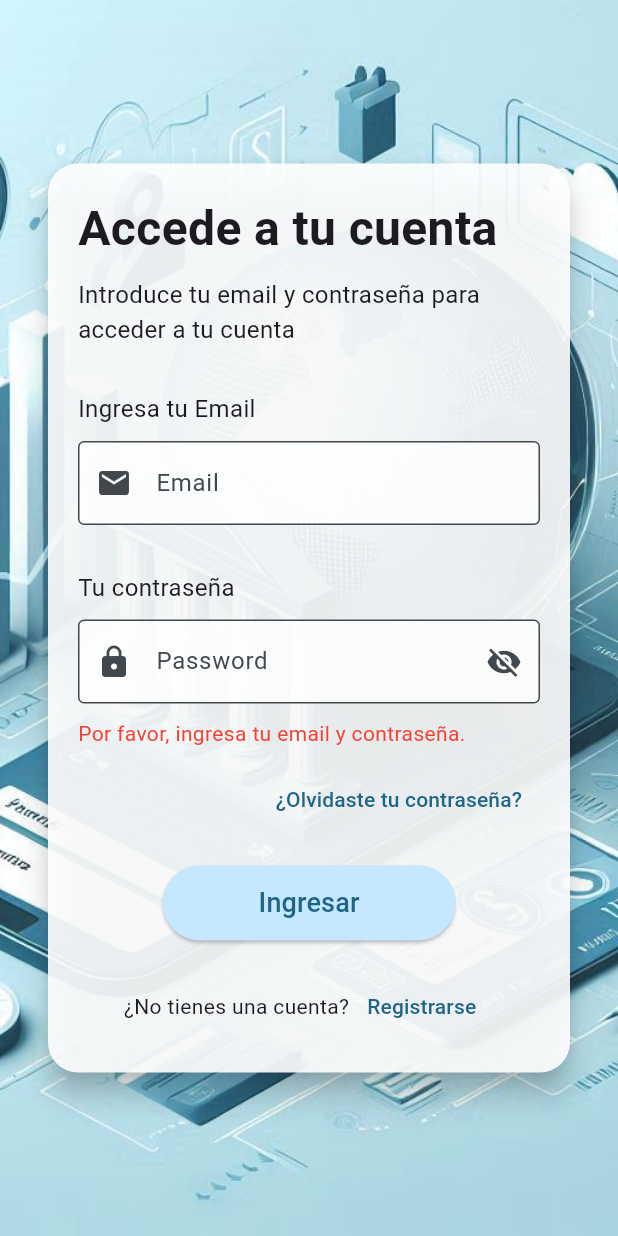
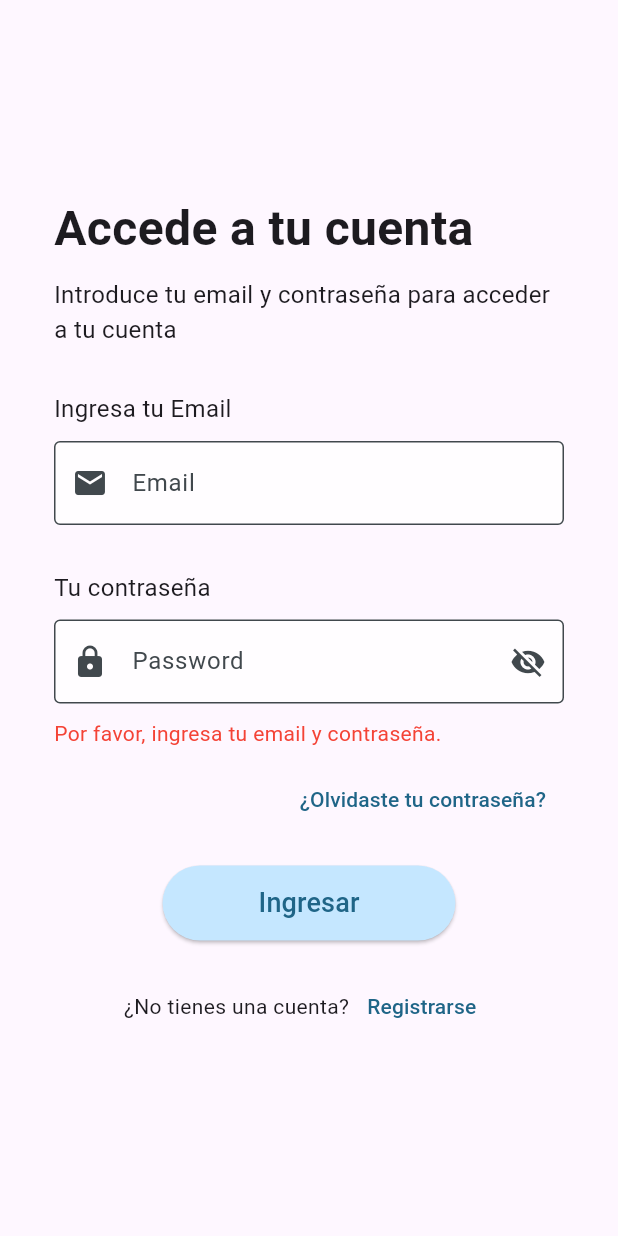
Before and after one commit to cvlciifer/app_wallet, a Flutter app: the screen it shows after launch, after a tap on "Ingresar", on a phone screen of 412 x 824 dp. Run offline on Flutter 3.47's test engine with Material 3 defaults, Android fonts, the phone set to English and light mode, and no system bars; our stand-ins replace cloud_firestore, firebase_auth, firebase_core, fl_chart; accounts and stored records are empty.

Commit message:
change login

```diff
--- a/lib/screens/inicio.dart
+++ b/lib/screens/inicio.dart
@@ -1,74 +1,81 @@
 import 'dart:async';
 import 'package:flutter/material.dart';
-import 'package:font_awesome_flutter/font_awesome_flutter.dart';
 import 'package:app_wallet/screens/logIn.dart';
 
-class WelcomeScreen extends StatelessWidget {
+class WelcomeScreen extends StatefulWidget {
   const WelcomeScreen({Key? key}) : super(key: key);
 
   @override
-  Widget build(BuildContext context) {
-    Future.delayed(const Duration(seconds: 3), () {
+  State<WelcomeScreen> createState() => _WelcomeScreenState();
+}
+
+class _WelcomeScreenState extends State<WelcomeScreen>
+    with SingleTickerProviderStateMixin {
+  late AnimationController _animationController;
+  late Animation<double> _rotationAnimation;
+
+  @override
+  void initState() {
+    super.initState();
+
+    // Configurar la animación de rotación
+    _animationController = AnimationController(
+      duration: const Duration(seconds: 2),
+      vsync: this,
+    );
+
+    _rotationAnimation = Tween<double>(
+      begin: 0.0,
+      end: 0.5, // 0.5 = 180 grados (180/360)
+    ).animate(CurvedAnimation(
+      parent: _animationController,
+      curve: Curves.easeInOut,
+    ));
+
+    // Iniciar la animación en loop
+    _animationController.repeat(reverse: true);
+
+    // Navegar después de 3 segundos
+    Timer(const Duration(seconds: 5), () {
+      if (mounted) {
         Navigator.of(context).pushReplacement(
           MaterialPageRoute(builder: (context) => LoginScreen()),
         );
+      }
     });
+  }
 
+  @override
+  void dispose() {
+    _animationController.dispose();
+    super.dispose();
+  }
+
+  @override
+  Widget build(BuildContext context) {
     return Scaffold(
-      body: Stack(
-        children: [
-          // Imagen de fondo
-          Positioned.fill(
-            child: Image.asset(
-              'assets/images/fondo.png',
-              fit: BoxFit.cover,
-            ),
-          ),
-          // Contenido centrado en un contenedor
-          Center(
-            child: Container(
-              width: MediaQuery.of(context).size.width *
-                  0.8, // Ajusta el ancho del contenedor
-              padding: const EdgeInsets.all(
-                  20.0), // Espaciado interno del contenedor
-              decoration: BoxDecoration(
-                color: Colors.white
-                    .withOpacity(0.9), // Fondo blanco con transparencia
-                borderRadius: BorderRadius.circular(20.0), // Bordes redondeados
-                boxShadow: [
-                  BoxShadow(
-                    color: Colors.black.withOpacity(0.2),
-                    blurRadius: 10.0,
-                    offset: const Offset(0, 5),
-                  ),
-                ],
-              ),
+      body: Center(
         child: Column(
           mainAxisSize: MainAxisSize.min,
           mainAxisAlignment: MainAxisAlignment.center,
-                children: const [
-                  SizedBox(height: 30),
-                  Text(
-                    'Bienvenido a AdminWallet',
-                    style: TextStyle(
-                      fontSize: 24,
-                      fontWeight: FontWeight.bold,
+          children: [
+            // Icono de billetera animado
+            AnimatedBuilder(
+              animation: _rotationAnimation,
+              builder: (context, child) {
+                return Transform.rotate(
+                  angle: _rotationAnimation.value * 3.14159, // Convertir a radianes
+                  child: const Icon(
+                    Icons.account_balance_wallet,
+                    size: 60,
+                    color: Colors.blue,
                   ),
+                );
+              },
             ),
-                  SizedBox(height: 50),
-                  CircularProgressIndicator(),
-                  SizedBox(height: 50),
-                  Text(
-                    'Cargando la App de AdminWallet...',
-                    style: TextStyle(
-                      fontSize: 18,
-                    ),
-                  ),
+            const SizedBox(height: 50),
           ],
         ),
-            ),
-          ),
-        ],
       ),
     );
   }
--- a/lib/screens/logIn.dart
+++ b/lib/screens/logIn.dart
@@ -44,25 +44,9 @@ class _LoginScreenState extends State<LoginScreen> {
     return Scaffold(
       body: Stack(
         children: [
-          // Imagen de fondo
-          Container(
-            decoration: const BoxDecoration(
-              image: DecorationImage(
-                image: AssetImage('assets/images/background.png'),
-                fit: BoxFit.cover,
-              ),
-            ),
-          ),
-          // Contenedor del login con un fondo blanco y bordes redondeados
           Center(
             child: Padding(
               padding: const EdgeInsets.all(16.0),
-              child: Card(
-                color: Colors.white.withOpacity(0.9),
-                elevation: 8.0,
-                shape: RoundedRectangleBorder(
-                  borderRadius: BorderRadius.circular(20),
-                ),
               child: Padding(
                 padding: const EdgeInsets.all(20.0),
                 child: SingleChildScrollView(
@@ -243,7 +227,6 @@ class _LoginScreenState extends State<LoginScreen> {
               ),
             ),
           ),
-          ),
         ],
       ),
     );
```
Lines whose indentation alone changed are shown as unchanged.
